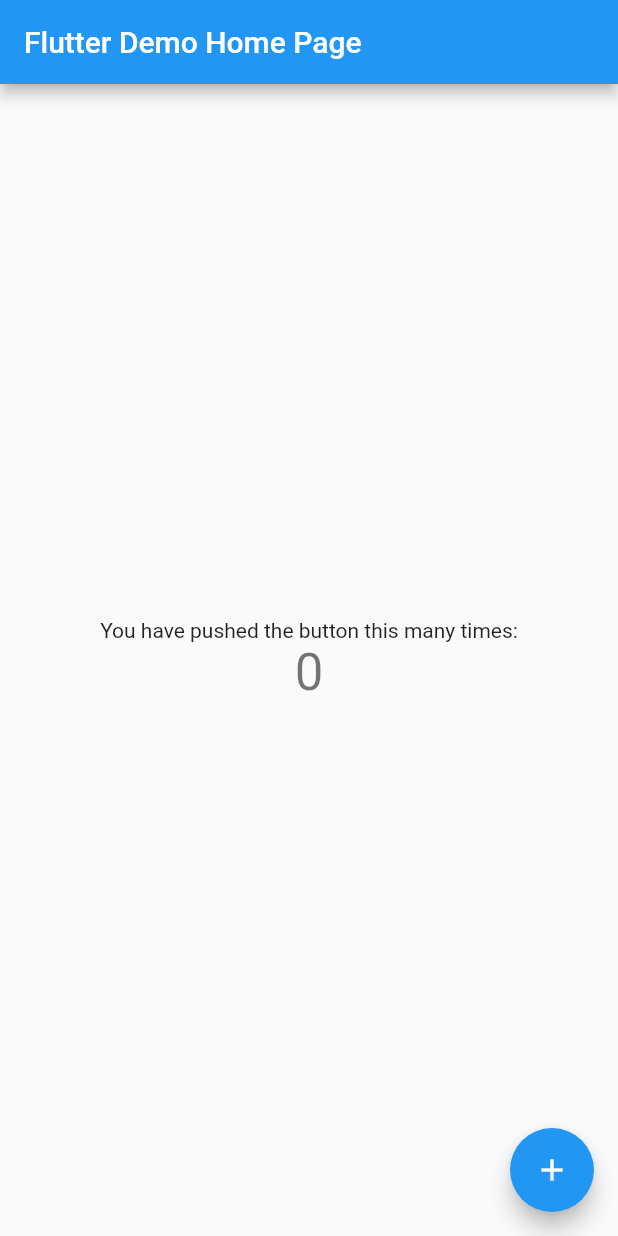
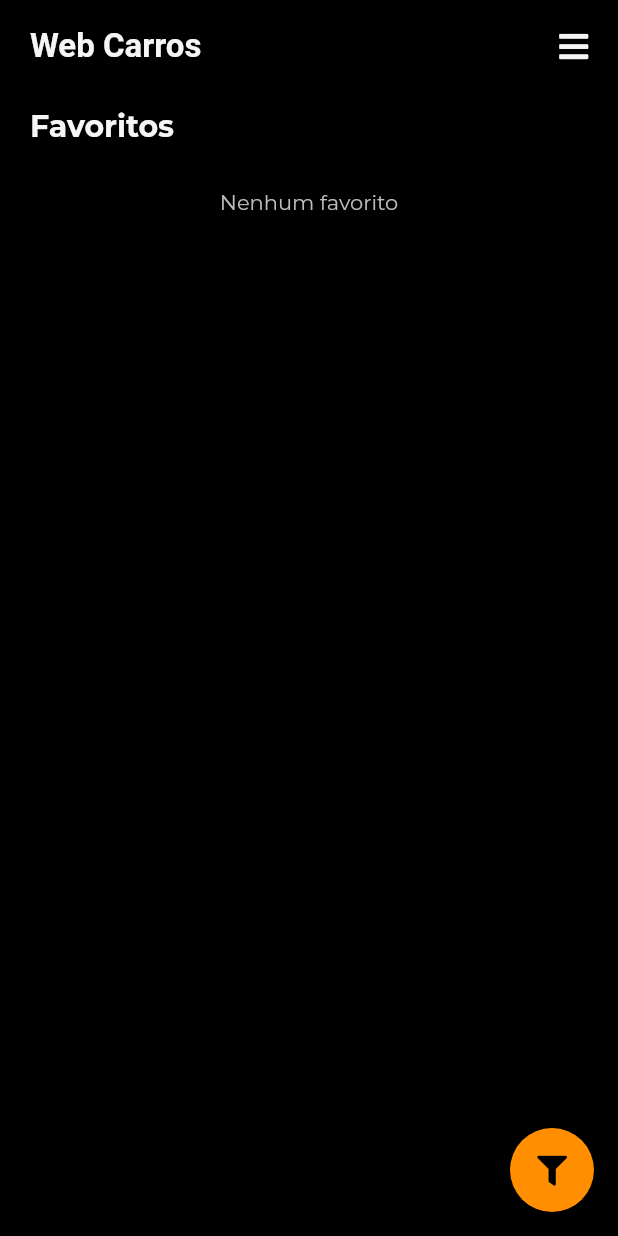
Before and after one commit to LucasPitol/ficha_tecnica_carros, a Flutter app: the screen it shows after launch, on a phone screen of 412 x 824 dp. Run offline on Flutter 3.47's test engine with Material 2 defaults, Android fonts, the phone set to English and light mode, and no system bars; our stand-ins replace font_awesome_flutter, google_fonts; Roboto replaces fonts that are missing (Varela).

```diff
--- a/web_carros_app/lib/main.dart
+++ b/web_carros_app/lib/main.dart
@@ -1,113 +1,26 @@
+
 import 'package:flutter/material.dart';
+import 'package:web_carros_app/utils/styles.dart';
 
-void main() {
+import 'main_component.dart';
+
+Future<void> main() async {
+
   runApp(MyApp());
 }
 
-class MyApp extends StatelessWidget {
-  // This widget is the root of your application.
+class MyApp extends StatefulWidget {
+  @override
+  _MyAppState createState() => _MyAppState();
+}
+
+class _MyAppState extends State<MyApp> {
   @override
   Widget build(BuildContext context) {
     return MaterialApp(
-      title: 'Flutter Demo',
-      theme: ThemeData(
-        // This is the theme of your application.
-        //
-        // Try running your application with "flutter run". You'll see the
-        // application has a blue toolbar. Then, without quitting the app, try
-        // changing the primarySwatch below to Colors.green and then invoke
-        // "hot reload" (press "r" in the console where you ran "flutter run",
-        // or simply save your changes to "hot reload" in a Flutter IDE).
-        // Notice that the counter didn't reset back to zero; the application
-        // is not restarted.
-        primarySwatch: Colors.blue,
-      ),
-      home: MyHomePage(title: 'Flutter Demo Home Page'),
+      debugShowCheckedModeBanner: false,
+      theme: Styles.mainTheme,
+      home: MainComponent(),
     );
   }
 }
-
-class MyHomePage extends StatefulWidget {
-  MyHomePage({Key key, this.title}) : super(key: key);
-
-  // This widget is the home page of your application. It is stateful, meaning
-  // that it has a State object (defined below) that contains fields that affect
-  // how it looks.
-
-  // This class is the configuration for the state. It holds the values (in this
-  // case the title) provided by the parent (in this case the App widget) and
-  // used by the build method of the State. Fields in a Widget subclass are
-  // always marked "final".
-
-  final String title;
-
-  @override
-  _MyHomePageState createState() => _MyHomePageState();
-}
-
-class _MyHomePageState extends State<MyHomePage> {
-  int _counter = 0;
-
-  void _incrementCounter() {
-    setState(() {
-      // This call to setState tells the Flutter framework that something has
-      // changed in this State, which causes it to rerun the build method below
-      // so that the display can reflect the updated values. If we changed
-      // _counter without calling setState(), then the build method would not be
-      // called again, and so nothing would appear to happen.
-      _counter++;
-    });
-  }
-
-  @override
-  Widget build(BuildContext context) {
-    // This method is rerun every time setState is called, for instance as done
-    // by the _incrementCounter method above.
-    //
-    // The Flutter framework has been optimized to make rerunning build methods
-    // fast, so that you can just rebuild anything that needs updating rather
-    // than having to individually change instances of widgets.
-    return Scaffold(
-      appBar: AppBar(
-        // Here we take the value from the MyHomePage object that was created by
-        // the App.build method, and use it to set our appbar title.
-        title: Text(widget.title),
-      ),
-      body: Center(
-        // Center is a layout widget. It takes a single child and positions it
-        // in the middle of the parent.
-        child: Column(
-          // Column is also a layout widget. It takes a list of children and
-          // arranges them vertically. By default, it sizes itself to fit its
-          // children horizontally, and tries to be as tall as its parent.
-          //
-          // Invoke "debug painting" (press "p" in the console, choose the
-          // "Toggle Debug Paint" action from the Flutter Inspector in Android
-          // Studio, or the "Toggle Debug Paint" command in Visual Studio Code)
-          // to see the wireframe for each widget.
-          //
-          // Column has various properties to control how it sizes itself and
-          // how it positions its children. Here we use mainAxisAlignment to
-          // center the children vertically; the main axis here is the vertical
-          // axis because Columns are vertical (the cross axis would be
-          // horizontal).
-          mainAxisAlignment: MainAxisAlignment.center,
-          children: <Widget>[
-            Text(
-              'You have pushed the button this many times:',
-            ),
-            Text(
-              '$_counter',
-              style: Theme.of(context).textTheme.headline4,
-            ),
-          ],
-        ),
-      ),
-      floatingActionButton: FloatingActionButton(
-        onPressed: _incrementCounter,
-        tooltip: 'Increment',
-        child: Icon(Icons.add),
-      ), // This trailing comma makes auto-formatting nicer for build methods.
-    );
-  }
-}
--- /dev/null
+++ b/web_carros_app/lib/main_component.dart
@@ -0,0 +1,56 @@
+import 'package:flutter/material.dart';
+import 'package:flutter/services.dart';
+import 'package:font_awesome_flutter/font_awesome_flutter.dart';
+
+import 'pages/home/home_component.dart';
+import 'utils/styles.dart';
+
+class MainComponent extends StatefulWidget {
+  @override
+  _MainComponentState createState() => _MainComponentState();
+}
+
+class _MainComponentState extends State<MainComponent> {
+  final List<Widget> _widgetOptions = <Widget>[
+    HomeComponent(),
+  ];
+
+  int _selectedIndex = 0;
+
+  @override
+  void initState() {
+    super.initState();
+    this.updateAppBar();
+  }
+
+  updateAppBar() {
+    SystemChrome.setSystemUIOverlayStyle(SystemUiOverlayStyle(
+      statusBarColor: Styles.mainBackgroundColor,
+      statusBarIconBrightness: Brightness.light,
+    ));
+  }
+
+  _openFilter() {
+    print('Filter');
+  }
+
+  @override
+  Widget build(BuildContext context) {
+    return Scaffold(
+      resizeToAvoidBottomInset: true,
+      backgroundColor: Styles.mainBackgroundColor,
+      body: SafeArea(
+        child: _widgetOptions.elementAt(_selectedIndex),
+      ),
+      floatingActionButton: FloatingActionButton(
+        onPressed: () {
+          _openFilter();
+        },
+        child: FaIcon(
+          FontAwesomeIcons.filter,
+          size: 20,
+        ),
+      ),
+    );
+  }
+}
--- /dev/null
+++ b/web_carros_app/lib/pages/home/home_component.dart
@@ -0,0 +1,85 @@
+import 'package:flutter/material.dart';
+import 'package:font_awesome_flutter/font_awesome_flutter.dart';
+import 'package:web_carros_app/utils/styles.dart';
+
+class HomeComponent extends StatefulWidget {
+  @override
+  _HomeComponentState createState() => _HomeComponentState();
+}
+
+class _HomeComponentState extends State<HomeComponent> {
+  _goToSettings() {
+    print('settings');
+  }
+
+  _getAppBar() {
+    return Row(
+      mainAxisAlignment: MainAxisAlignment.spaceBetween,
+      children: [
+        Container(
+          margin: EdgeInsets.only(left: 20),
+          child: Styles.appTitle,
+        ),
+        Container(
+          alignment: Alignment.topRight,
+          margin: EdgeInsets.all(10),
+          child: InkWell(
+            borderRadius: Styles.circularBorderRadius,
+            onTap: () {
+              this._goToSettings();
+            },
+            child: Container(
+              margin: EdgeInsets.all(10),
+              child: FaIcon(
+                FontAwesomeIcons.bars,
+                size: 22,
+                color: Styles.mainTextColor,
+              ),
+            ),
+          ),
+        ),
+      ],
+    );
+  }
+
+  _getSectionTitle(String title) {
+    return Container(
+      alignment: Alignment.topLeft,
+      margin: EdgeInsets.symmetric(vertical: 10, horizontal: 20),
+      child: Text(
+        title,
+        style: Styles.montTextTitle,
+      ),
+    );
+  }
+
+  @override
+  Widget build(BuildContext context) {
+    return Container(
+      child: Column(
+        children: [
+          Flexible(
+            child: SingleChildScrollView(
+              child: Column(
+                children: [
+                  _getAppBar(),
+                  // News
+                  // _getSectionTitle('Novidades'),
+                  // Favorites
+                  _getSectionTitle('Favoritos'),
+                  Container(
+                    margin: EdgeInsets.all(20),
+                    child: Text(
+                      'Nenhum favorito',
+                      style: Styles.montTextGrey,
+                    ),
+                  ),
+                ],
+              ),
+            ),
+          ),
+        ],
+      ),
+    );
+  }
+}
--- /dev/null
+++ b/web_carros_app/lib/pages/shared/loading_widget.dart
@@ -0,0 +1,24 @@
+import 'package:flutter/material.dart';
+import 'package:web_carros_app/utils/styles.dart';
+
+class LoadingWidget extends StatefulWidget {
+  @override
+  _LoadingWidgetState createState() => _LoadingWidgetState();
+}
+
+class _LoadingWidgetState extends State<LoadingWidget> {
+  @override
+  Widget build(BuildContext context) {
+    return Container(
+      margin: EdgeInsets.symmetric(vertical: 60),
+      width: double.infinity,
+      alignment: Alignment.center,
+      child: Theme(
+        data: Theme.of(context).copyWith(
+          accentColor: Styles.primaryColor,
+        ),
+        child: new CircularProgressIndicator(),
+      ),
+    );
+  }
+}
--- a/web_carros_app/lib/utils/styles.dart
+++ b/web_carros_app/lib/utils/styles.dart
@@ -1,4 +1,5 @@
 import 'package:flutter/material.dart';
+import 'package:google_fonts/google_fonts.dart';
 
 class Styles {
   static ThemeData mainTheme = ThemeData(
@@ -14,11 +15,41 @@ class Styles {
       backgroundColor: primaryColor,
       foregroundColor: mainBackgroundColor,
     ),
-    // textTheme: GoogleFonts.montserratTextTheme(),
+    textTheme: GoogleFonts.montserratTextTheme(),
+    // textTheme: GoogleFonts.varelaTextTheme(),
     backgroundColor: mainBackgroundColor,
   );
 
-  static Color primaryColor = Color(0xffFF8F00);
+  static Color primaryColor = Colors.amber.shade800; //Color(0xffFF8F00);
   static Color darkColor = Color(0xff744203);
   static Color mainBackgroundColor = Colors.black;
+
+  static Color mainTextColor = Colors.grey.shade100;
+
+  static TextStyle montText = TextStyle(
+    color: mainTextColor,
+    fontSize: 16,
+    fontWeight: FontWeight.w500,
+  );
+
+  static TextStyle montTextTitle = TextStyle(
+    color: mainTextColor,
+    fontSize: 20,
+    fontWeight: FontWeight.bold,
+  );
+
+  static TextStyle montTextGrey =
+      TextStyle(color: Colors.grey.shade400, fontSize: 14);
+
+  static Text appTitle = Text(
+    'Web Carros',
+    style: GoogleFonts.varela(
+      fontSize: 22,
+      fontWeight: FontWeight.bold,
+      color: mainTextColor,
+    ),
+  );
+
+  static BorderRadius circularBorderRadius =
+      BorderRadius.all(Radius.circular(100));
 }
--- a/web_carros_app/pubspec.yaml
+++ b/web_carros_app/pubspec.yaml
@@ -23,6 +23,8 @@ environment:
 dependencies:
   flutter:
     sdk: flutter
+  google_fonts: ^2.1.0
+  font_awesome_flutter: ^9.1.0
 
 
   # The following adds the Cupertino Icons font to your application.
```
Also changed, not shown: 8 other files.
